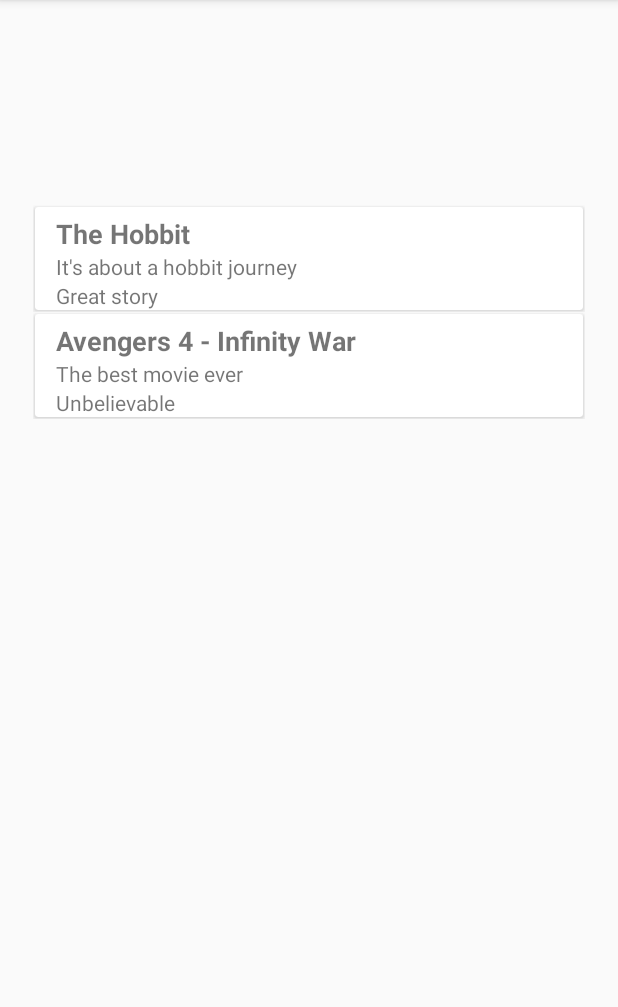
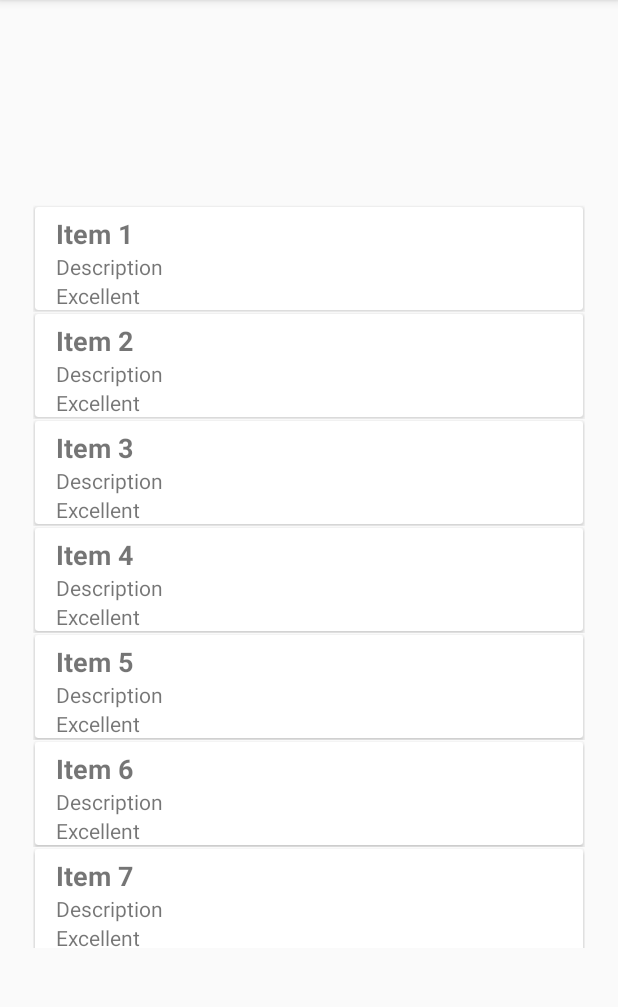
Before and after one commit to leogsouza/build-21-android-apps, an Android app: the screen it shows after launch (MainActivity), on a phone screen of 412 x 824 dp, the part 84-1091 px from its top. Run offline under Robolectric (Android 15) with nearby library versions, the phone set to English and light mode, and no system bars.

Commit message:
Finish Th App

```diff
--- a/RecyclerViewApp/app/src/main/AndroidManifest.xml
+++ b/RecyclerViewApp/app/src/main/AndroidManifest.xml
@@ -16,6 +16,7 @@
                 <category android:name="android.intent.category.LAUNCHER" />
             </intent-filter>
         </activity>
+        <activity android:name=".DetailsActivity"></activity>
     </application>
 
 </manifest>
--- a/RecyclerViewApp/app/src/main/java/Adapter/MyAdapter.java
+++ b/RecyclerViewApp/app/src/main/java/Adapter/MyAdapter.java
@@ -1,15 +1,18 @@
 package Adapter;
 
 import android.content.Context;
+import android.content.Intent;
 import android.support.v7.widget.RecyclerView;
 import android.view.LayoutInflater;
 import android.view.View;
 import android.view.ViewGroup;
 import android.widget.TextView;
+import android.widget.Toast;
 
 import java.util.List;
 
 import Model.ListItem;
+import br.com.leogsouza.recyclerviewapp.DetailsActivity;
 import br.com.leogsouza.recyclerviewapp.R;
 
 /**
@@ -45,7 +48,7 @@
         return listItems.size();
     }
 
-    public class ViewHolder extends RecyclerView.ViewHolder{
+    public class ViewHolder extends RecyclerView.ViewHolder implements View.OnClickListener{
         public TextView name;
         public TextView description;
         public TextView rating;
@@ -53,9 +56,27 @@
         public ViewHolder(View itemView) {
             super(itemView);
 
+            itemView.setOnClickListener(this);
+
             name = itemView.findViewById(R.id.title);
             description = itemView.findViewById(R.id.description);
             rating = itemView.findViewById(R.id.rating);
         }
+
+        @Override
+        public void onClick(View view) {
+            // Get position of the row clicked/tapped
+            int position = getAdapterPosition();
+
+            ListItem item = listItems.get(position);
+            Intent intent = new Intent(context, DetailsActivity.class);
+            intent.putExtra("name", item.getName());
+            intent.putExtra("description", item.getDescription());
+            intent.putExtra("rating", item.getRating());
+
+            context.startActivity(intent);
+
+            // Toast.makeText(context, item.getName(), Toast.LENGTH_LONG).show();
+        }
     }
 }
--- a/RecyclerViewApp/app/src/main/java/br/com/leogsouza/recyclerviewapp/MainActivity.java
+++ b/RecyclerViewApp/app/src/main/java/br/com/leogsouza/recyclerviewapp/MainActivity.java
@@ -27,12 +27,18 @@
 
         listItems = new ArrayList<>();
 
-        ListItem item1 = new ListItem("The Hobbit", "It's about a hobbit journey", "Great story");
-        ListItem item2 = new ListItem("Avengers 4 - Infinity War", "The best movie ever", "Unbelievable");
+        // ListItem item1 = new ListItem("The Hobbit", "It's about a hobbit journey", "Great story");
+        // ListItem item2 = new ListItem("Avengers 4 - Infinity War", "The best movie ever", "Unbelievable");
 
-        listItems.add(item1);
-        listItems.add(item2);
+        for (int i = 0; i < 10; i++) {
+            ListItem item = new ListItem(
+                    "Item " + (i+1),
+                    "Description",
+                    "Excellent"
+            );
 
+            listItems.add(item);
+        }
 
         adapter = new MyAdapter(this, listItems);
         recyclerView.setAdapter(adapter);
--- a/RecyclerViewApp/app/src/main/res/values/colors.xml
+++ b/RecyclerViewApp/app/src/main/res/values/colors.xml
@@ -2,5 +2,5 @@
 <resources>
     <color name="colorPrimary">#3F51B5</color>
     <color name="colorPrimaryDark">#303F9F</color>
-    <color name="colorAccent">#FF4081</color>
+    <color name="colorAccent">#ff4081</color>
 </resources>
```
Also changed, not shown: RecyclerViewApp/app/src/main/java/br/com/leogsouza/recyclerviewapp/DetailsActivity.java (added, +29 -0 lines), RecyclerViewApp/app/src/main/res/layout/activity_details.xml (added, +55 -0 lines).
